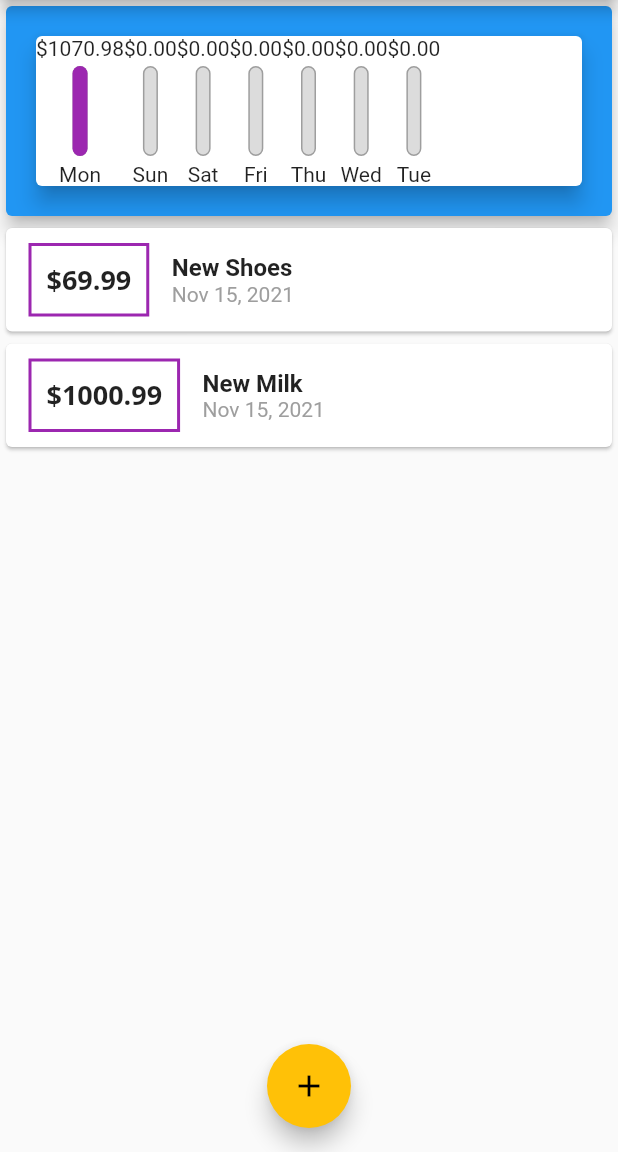
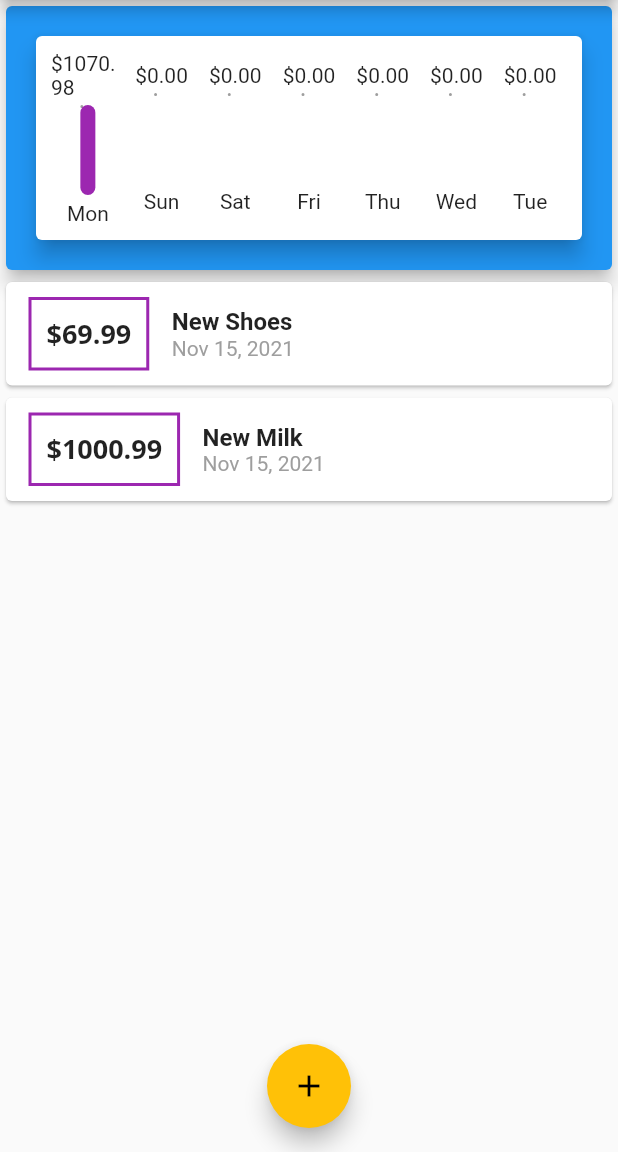
Before and after one commit to HHHMHA/expense-tracker, a Flutter app: the screen it shows after launch, on a phone screen of 412 x 824 dp, the part 84-1236 px from its top. Run offline on Flutter 3.47's test engine with Material 2 defaults, Android fonts, the phone set to English and light mode, and no system bars; our stand-ins replace flutter_conditional_rendering.

Commit message:
Update Chart Bar Style
Change Log:
- Set Spacing Between Elements

```diff
--- a/lib/widgets/chart.dart
+++ b/lib/widgets/chart.dart
@@ -34,14 +34,21 @@ class Chart extends StatelessWidget {
     return Card(
       elevation: 6,
       margin: EdgeInsets.all(20),
+      child: Padding(
+        padding: const EdgeInsets.all(10.0),
         child: Row(
+          mainAxisAlignment: MainAxisAlignment.spaceAround,
           children: groupedTransactionValues.map((data) {
             final spendingPercentage = totalSpending == 0.0
                 ? 0.0
                 : (data['amount'] as double) / totalSpending;
-          return ChartBar(data['day'] as String, data['amount'] as double,
-              spendingPercentage);
+            return Flexible(
+              fit: FlexFit.tight,
+              child: ChartBar(data['day'] as String, data['amount'] as double,
+                  spendingPercentage),
+            );
           }).toList(),
+        ),
       ),
     );
   }
--- a/lib/widgets/chart_bar.dart
+++ b/lib/widgets/chart_bar.dart
@@ -18,7 +18,8 @@ class ChartBar extends StatelessWidget {
           width: 10,
           child: Stack(
             children: [
-              Container(
+              FittedBox(
+                child: Container(
                   decoration: BoxDecoration(
                     border: Border.all(
                       color: Colors.grey,
@@ -26,6 +27,7 @@ class ChartBar extends StatelessWidget {
                     ),
                     color: Color.fromRGBO(220, 220, 220, 1),
                     borderRadius: BorderRadius.circular(10),
+                  ),
                 ),
               ),
               FractionallySizedBox(
```
Lines whose indentation alone changed are shown as unchanged.
